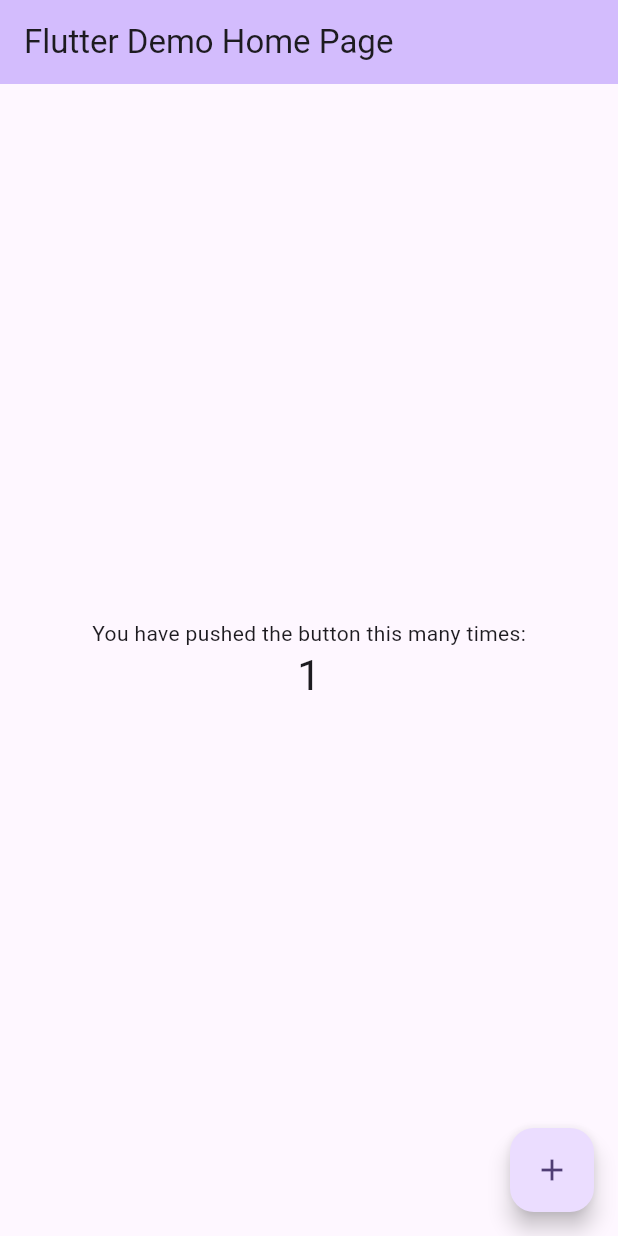
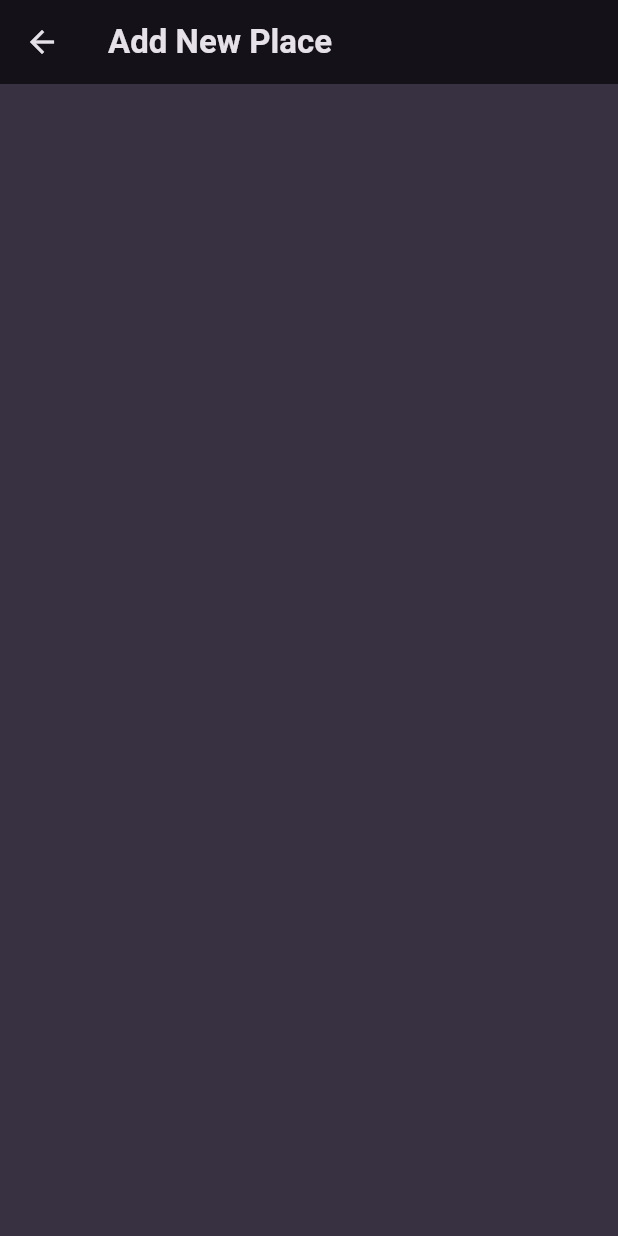
Before and after one commit to Veng-Eang/favorite_places, a Flutter app: the screen it shows after launch, after a tap on the "add" icon, on a phone screen of 412 x 824 dp. Run offline on Flutter 3.47's test engine with Material 3 defaults, Android fonts, the phone set to English and light mode, and no system bars; our stand-ins replace flutter_riverpod, google_fonts, riverpod.

Commit message:
add models provider and screen

```diff
--- a/lib/main.dart
+++ b/lib/main.dart
@@ -1,125 +1,46 @@
 import 'package:flutter/material.dart';
+import 'package:flutter_riverpod/flutter_riverpod.dart';
+import 'package:google_fonts/google_fonts.dart';
+import 'package:favorite_places/screens/places.dart';
 
+final colorScheme = ColorScheme.fromSeed(
+  brightness: Brightness.dark,
+  seedColor: const Color.fromARGB(255, 102, 6, 247),
+  background: const Color.fromARGB(255, 56, 49, 66),
+);
+
+final theme = ThemeData().copyWith(
+  scaffoldBackgroundColor: colorScheme.background,
+  colorScheme: colorScheme,
+  textTheme: GoogleFonts.ubuntuCondensedTextTheme().copyWith(
+    titleSmall: GoogleFonts.ubuntuCondensed(
+      fontWeight: FontWeight.bold,
+    ),
+    titleMedium: GoogleFonts.ubuntuCondensed(
+      fontWeight: FontWeight.bold,
+    ),
+    titleLarge: GoogleFonts.ubuntuCondensed(
+      fontWeight: FontWeight.bold,
+    ),
+  ),
+);
 void main() {
-  runApp(const MyApp());
+  runApp(
+    const ProviderScope(
+      child: MyApp(),
+    ),
+  );
 }
 
 class MyApp extends StatelessWidget {
   const MyApp({super.key});
 
-  // This widget is the root of your application.
   @override
   Widget build(BuildContext context) {
     return MaterialApp(
-      title: 'Flutter Demo',
-      theme: ThemeData(
-        // This is the theme of your application.
-        //
-        // TRY THIS: Try running your application with "flutter run". You'll see
-        // the application has a purple toolbar. Then, without quitting the app,
-        // try changing the seedColor in the colorScheme below to Colors.green
-        // and then invoke "hot reload" (save your changes or press the "hot
-        // reload" button in a Flutter-supported IDE, or press "r" if you used
-        // the command line to start the app).
-        //
-        // Notice that the counter didn't reset back to zero; the application
-        // state is not lost during the reload. To reset the state, use hot
-        // restart instead.
-        //
-        // This works for code too, not just values: Most code changes can be
-        // tested with just a hot reload.
-        colorScheme: ColorScheme.fromSeed(seedColor: Colors.deepPurple),
-        useMaterial3: true,
-      ),
-      home: const MyHomePage(title: 'Flutter Demo Home Page'),
+      title: 'Great Places',
+      theme: theme,
+      home: const PlacesScreen(),
     );
   }
 }
-
-class MyHomePage extends StatefulWidget {
-  const MyHomePage({super.key, required this.title});
-
-  // This widget is the home page of your application. It is stateful, meaning
-  // that it has a State object (defined below) that contains fields that affect
-  // how it looks.
-
-  // This class is the configuration for the state. It holds the values (in this
-  // case the title) provided by the parent (in this case the App widget) and
-  // used by the build method of the State. Fields in a Widget subclass are
-  // always marked "final".
-
-  final String title;
-
-  @override
-  State<MyHomePage> createState() => _MyHomePageState();
-}
-
-class _MyHomePageState extends State<MyHomePage> {
-  int _counter = 0;
-
-  void _incrementCounter() {
-    setState(() {
-      // This call to setState tells the Flutter framework that something has
-      // changed in this State, which causes it to rerun the build method below
-      // so that the display can reflect the updated values. If we changed
-      // _counter without calling setState(), then the build method would not be
-      // called again, and so nothing would appear to happen.
-      _counter++;
-    });
-  }
-
-  @override
-  Widget build(BuildContext context) {
-    // This method is rerun every time setState is called, for instance as done
-    // by the _incrementCounter method above.
-    //
-    // The Flutter framework has been optimized to make rerunning build methods
-    // fast, so that you can just rebuild anything that needs updating rather
-    // than having to individually change instances of widgets.
-    return Scaffold(
-      appBar: AppBar(
-        // TRY THIS: Try changing the color here to a specific color (to
-        // Colors.amber, perhaps?) and trigger a hot reload to see the AppBar
-        // change color while the other colors stay the same.
-        backgroundColor: Theme.of(context).colorScheme.inversePrimary,
-        // Here we take the value from the MyHomePage object that was created by
-        // the App.build method, and use it to set our appbar title.
-        title: Text(widget.title),
-      ),
-      body: Center(
-        // Center is a layout widget. It takes a single child and positions it
-        // in the middle of the parent.
-        child: Column(
-          // Column is also a layout widget. It takes a list of children and
-          // arranges them vertically. By default, it sizes itself to fit its
-          // children horizontally, and tries to be as tall as its parent.
-          //
-          // Column has various properties to control how it sizes itself and
-          // how it positions its children. Here we use mainAxisAlignment to
-          // center the children vertically; the main axis here is the vertical
-          // axis because Columns are vertical (the cross axis would be
-          // horizontal).
-          //
-          // TRY THIS: Invoke "debug painting" (choose the "Toggle Debug Paint"
-          // action in the IDE, or press "p" in the console), to see the
-          // wireframe for each widget.
-          mainAxisAlignment: MainAxisAlignment.center,
-          children: <Widget>[
-            const Text(
-              'You have pushed the button this many times:',
-            ),
-            Text(
-              '$_counter',
-              style: Theme.of(context).textTheme.headlineMedium,
-            ),
-          ],
-        ),
-      ),
-      floatingActionButton: FloatingActionButton(
-        onPressed: _incrementCounter,
-        tooltip: 'Increment',
-        child: const Icon(Icons.add),
-      ), // This trailing comma makes auto-formatting nicer for build methods.
-    );
-  }
-}
--- /dev/null
+++ b/lib/models/place.dart
@@ -0,0 +1,9 @@
+import 'package:uuid/uuid.dart';
+
+const uuid = Uuid();
+
+class Place {
+  Place({required this.title}) : id = uuid.v4();
+  final String id;
+  final String title;
+}
--- /dev/null
+++ b/lib/providers/user_places.dart
@@ -0,0 +1,14 @@
+import 'package:favorite_places/models/place.dart';
+import 'package:riverpod/riverpod.dart';
+
+class UserPlacesNotifier extends StateNotifier<List<Place>> {
+  UserPlacesNotifier() : super(const []);
+  void addPlace(String title) {
+    final newPlace = Place(title: title);
+    state = [newPlace, ...state];
+  }
+}
+
+final userPlacesNotifier =
+    StateNotifierProvider<UserPlacesNotifier, List<Place>>(
+        (ref) => UserPlacesNotifier());
--- /dev/null
+++ b/lib/screens/add_place.dart
@@ -0,0 +1,15 @@
+import 'package:flutter/material.dart';
+import 'package:flutter_riverpod/flutter_riverpod.dart';
+
+class AddPlaceScreen extends ConsumerWidget {
+  const AddPlaceScreen({super.key});
+
+  @override
+  Widget build(BuildContext context, WidgetRef ref) {
+    return Scaffold(
+      appBar: AppBar(
+        title: const Text('Add New Place'),
+      ),
+    );
+  }
+}
--- /dev/null
+++ b/lib/screens/places.dart
@@ -0,0 +1,28 @@
+import 'package:favorite_places/screens/add_place.dart';
+import 'package:flutter/material.dart';
+import 'package:flutter_riverpod/flutter_riverpod.dart';
+
+class PlacesScreen extends ConsumerWidget {
+  const PlacesScreen({super.key});
+
+  @override
+  Widget build(BuildContext context, WidgetRef ref) {
+    return Scaffold(
+      appBar: AppBar(
+        title: const Text('Your Places'),
+        actions: [
+          IconButton(
+            onPressed: () {
+              Navigator.of(context).push(
+                MaterialPageRoute(
+                  builder: (ctx) => const AddPlaceScreen(),
+                ),
+              );
+            },
+            icon: const Icon(Icons.add),
+          ),
+        ],
+      ),
+    );
+  }
+}
--- a/pubspec.yaml
+++ b/pubspec.yaml
@@ -35,6 +35,9 @@ dependencies:
   # The following adds the Cupertino Icons font to your application.
   # Use with the CupertinoIcons class for iOS style icons.
   cupertino_icons: ^1.0.2
+  uuid: ^4.3.3
+  flutter_riverpod: ^2.5.1
+  google_fonts: 6.1.0
 
 dev_dependencies:
   flutter_test:
```
Also changed, not shown: pubspec.lock.
